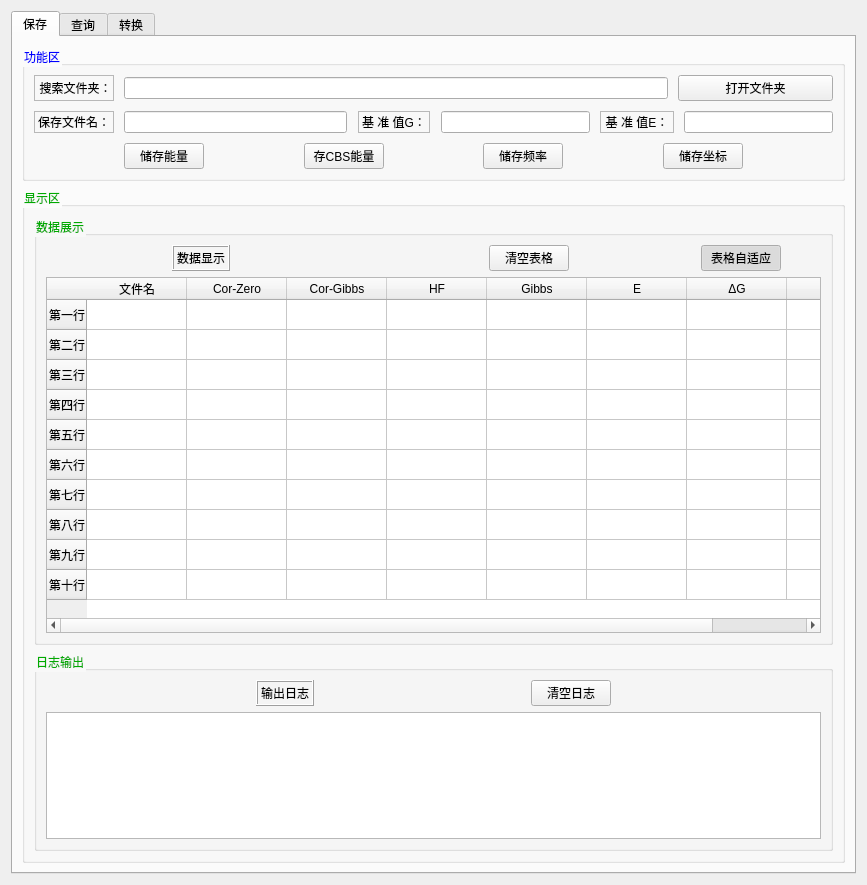
LeoJiaGeng/JiaGengXiong-Python-Files, file Quantum/Demo/ui_quatum.ui: the form before one commit.
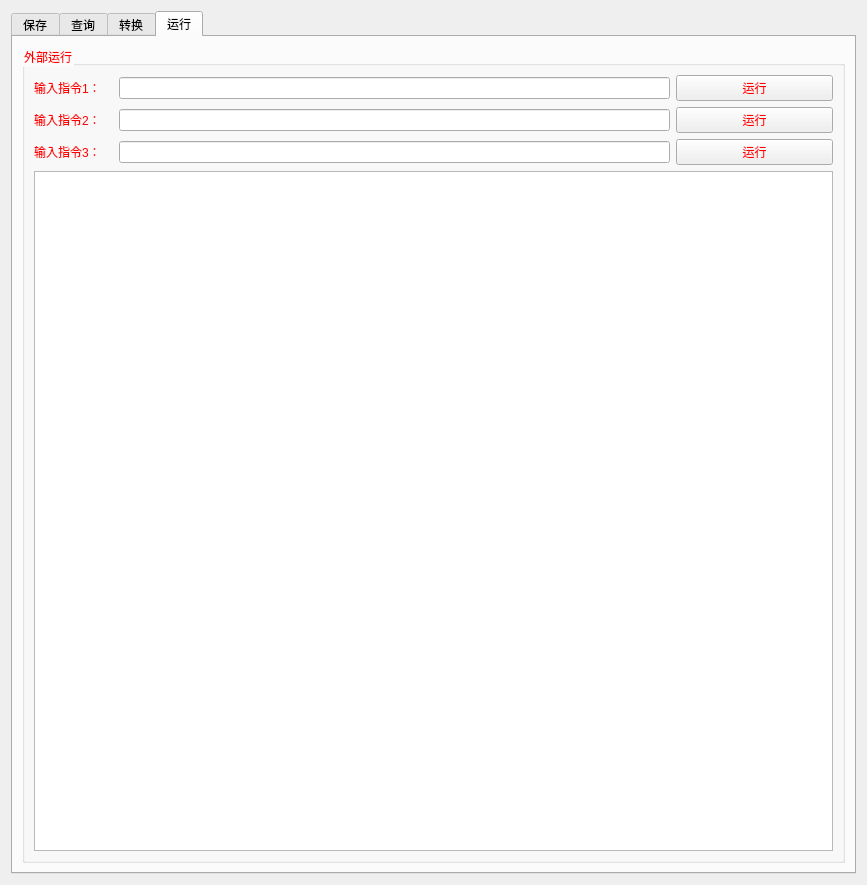
The form after the commit. The open tabs and pages were chosen to show the change. Icons and pictures are not drawn.

Commit message: 时间：2024.5.10 内容：1、增加转移界面和更换高水平计算；2、增加换名的撤回功能；3、增加软件执行外部exe功能

The edit to the form file:
```diff
--- a/Quantum/Demo/ui_quatum.ui
+++ b/Quantum/Demo/ui_quatum.ui
@@ -308,7 +308,7 @@
             </property>
             <layout class="QVBoxLayout" name="verticalLayout_6">
              <item>
-              <layout class="QHBoxLayout" name="horizontalLayout_14" stretch="1,0,2,0,1,0,0">
+              <layout class="QHBoxLayout" name="horizontalLayout_14" stretch="1,0,1,0,1,0,1">
                <item>
                 <spacer name="horizontalSpacer_13">
                  <property name="orientation">
@@ -1248,6 +1248,95 @@
        </item>
       </layout>
      </widget>
+     <widget class="QWidget" name="tab_2">
+      <attribute name="icon">
+       <iconset resource="Resource/ico.qrc">
+        <normaloff>:/ico/pictures/icos/DM_20230815124713_004.png</normaloff>:/ico/pictures/icos/DM_20230815124713_004.png</iconset>
+      </attribute>
+      <attribute name="title">
+       <string>运行</string>
+      </attribute>
+      <layout class="QHBoxLayout" name="horizontalLayout_18">
+       <item>
+        <widget class="QGroupBox" name="groupBox_11">
+         <property name="styleSheet">
+          <string notr="true">color: rgb(255, 0, 0);</string>
+         </property>
+         <property name="title">
+          <string>外部运行</string>
+         </property>
+         <layout class="QVBoxLayout" name="verticalLayout_16">
+          <item>
+           <layout class="QHBoxLayout" name="horizontalLayout_17" stretch="1,7,2">
+            <item>
+             <widget class="QLabel" name="label_12">
+              <property name="text">
+               <string>输入指令1：</string>
+              </property>
+             </widget>
+            </item>
+            <item>
+             <widget class="QLineEdit" name="lineTest"/>
+            </item>
+            <item>
+             <widget class="QPushButton" name="btnTest">
+              <property name="text">
+               <string>运行</string>
+              </property>
+             </widget>
+            </item>
+           </layout>
+          </item>
+          <item>
+           <layout class="QHBoxLayout" name="horizontalLayout_19" stretch="1,7,2">
+            <item>
+             <widget class="QLabel" name="label_13">
+              <property name="text">
+               <string>输入指令2：</string>
+              </property>
+             </widget>
+            </item>
+            <item>
+             <widget class="QLineEdit" name="lineTest_2"/>
+            </item>
+            <item>
+             <widget class="QPushButton" name="btnTest_2">
+              <property name="text">
+               <string>运行</string>
+              </property>
+             </widget>
+            </item>
+           </layout>
+          </item>
+          <item>
+           <layout class="QHBoxLayout" name="horizontalLayout_20" stretch="1,7,2">
+            <item>
+             <widget class="QLabel" name="label_14">
+              <property name="text">
+               <string>输入指令3：</string>
+              </property>
+             </widget>
+            </item>
+            <item>
+             <widget class="QLineEdit" name="lineTest_3"/>
+            </item>
+            <item>
+             <widget class="QPushButton" name="btnTest_3">
+              <property name="text">
+               <string>运行</string>
+              </property>
+             </widget>
+            </item>
+           </layout>
+          </item>
+          <item>
+           <widget class="QPlainTextEdit" name="exe_plainTextEdit"/>
+          </item>
+         </layout>
+        </widget>
+       </item>
+      </layout>
+     </widget>
     </widget>
    </item>
   </layout>
```
Left out of the diff: 72 changed lines with no effect on the pictures. The commit also changes 7 other files.
